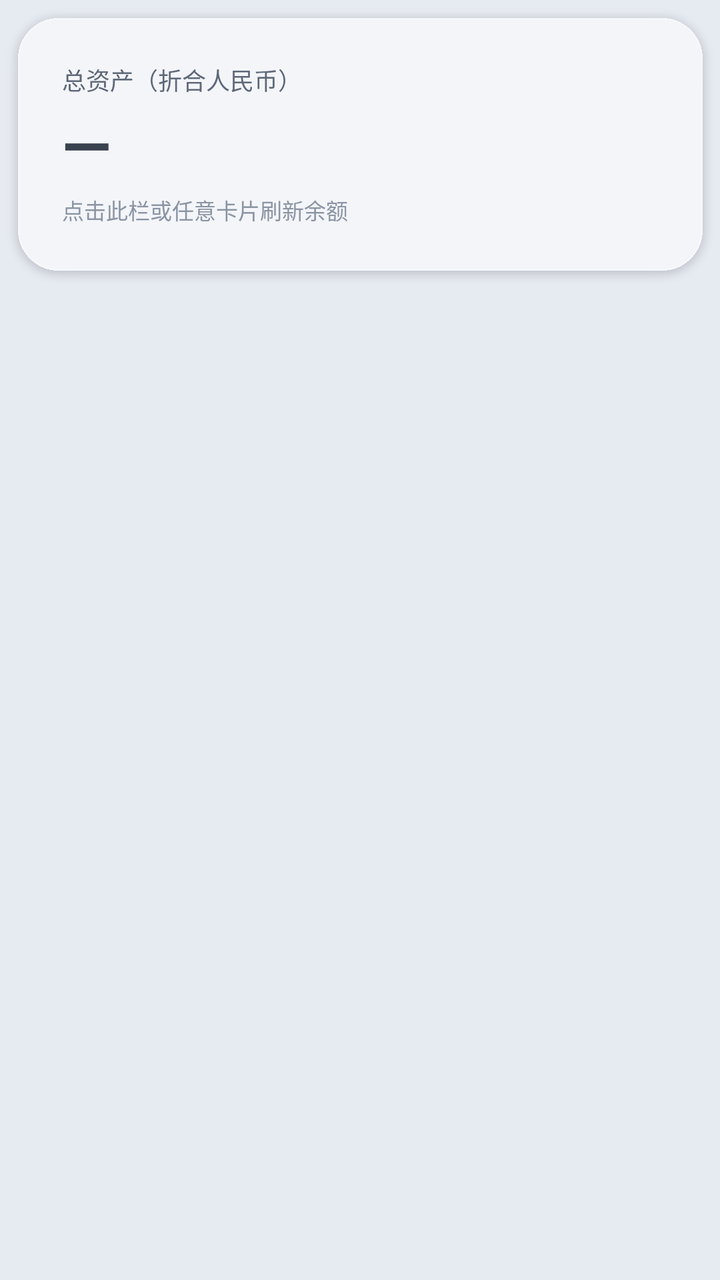
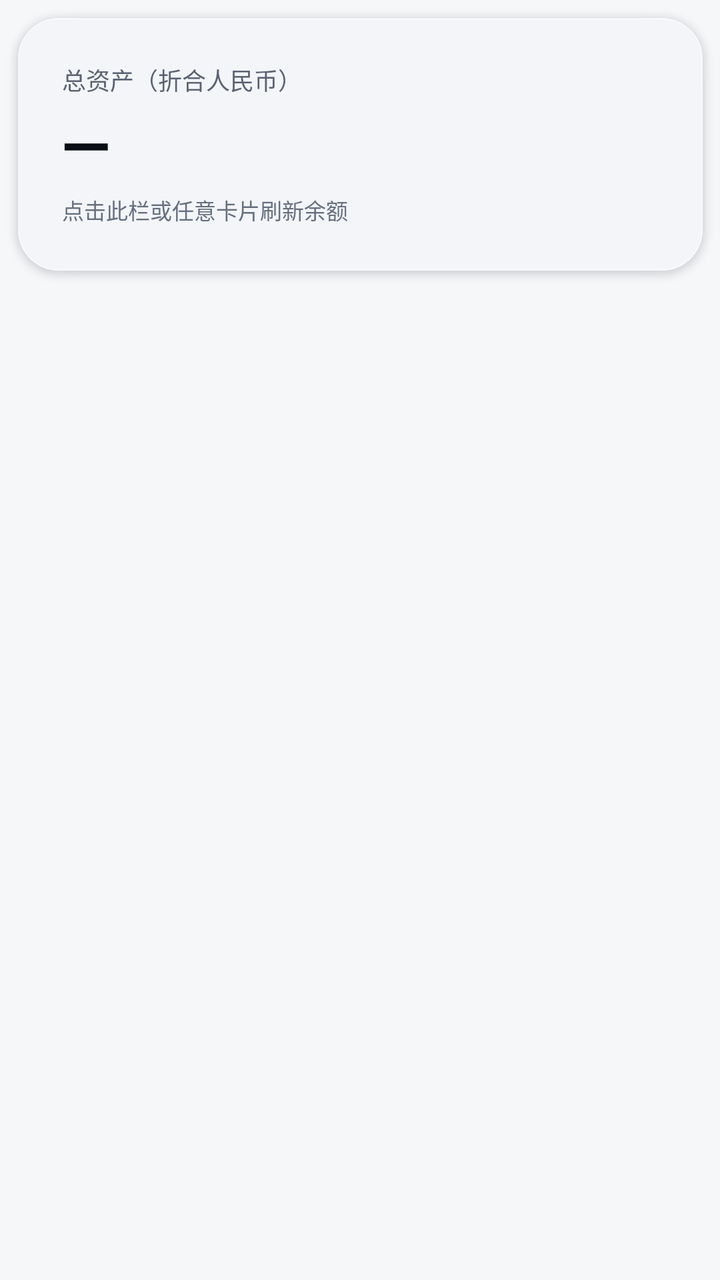

Compare the two renders of this Android layout. The source of the first and the diff that turns it into the second are given below.
<!-- AndroidManifest.xml: application theme AppTheme -->
<!-- res/layout/page_api.xml -->
<?xml version="1.0" encoding="utf-8"?>
<LinearLayout xmlns:android="http://schemas.android.com/apk/res/android"
    android:layout_width="match_parent"
    android:layout_height="wrap_content"
    android:orientation="vertical">

    
    <LinearLayout
        android:id="@+id/total_card"
        android:layout_width="match_parent"
        android:layout_height="wrap_content"
        android:orientation="vertical"
        android:background="@drawable/total_bg"
        android:padding="31dp"
        android:layout_marginBottom="13dp">

        <TextView
            android:layout_width="match_parent"
            android:layout_height="wrap_content"
            android:text="@string/main_total_label"
            android:textColor="@color/tx2"
            android:textSize="12sp" />

        <TextView
            android:id="@+id/t_total"
            android:layout_width="match_parent"
            android:layout_height="wrap_content"
            android:layout_marginTop="2dp"
            android:text="—"
            android:textColor="@color/tx"
            android:textSize="32sp"
            android:textStyle="bold" />

        <TextView
            android:id="@+id/t_sub"
            android:layout_width="match_parent"
            android:layout_height="wrap_content"
            android:layout_marginTop="3dp"
            android:text="@string/tap_refresh"
            android:textColor="@color/tx3"
            android:textSize="11sp" />
    </LinearLayout>

    
    <LinearLayout
        android:id="@+id/cards"
        android:layout_width="match_parent"
        android:layout_height="wrap_content"
        android:orientation="vertical" />
</LinearLayout>
<!-- resources referenced by this layout -->
<resources>
  <color name="tx">#39424F</color>
  <color name="tx2">#5E6878</color>
  <color name="tx3">#8A94A3</color>
  <!-- drawable total_bg: png bitmap (drawable-night-nodpi, 5127 bytes) -->
  <string name="main_total_label">总资产（折合人民币）</string>
  <string name="tap_refresh">点击此栏或任意卡片刷新余额</string>
  <style name="AppTheme" parent="@android:style/Theme.DeviceDefault.Light.NoActionBar">
          <item name="android:windowBackground">@color/bg</item>
          <item name="android:colorBackground">@color/bg</item>
          <item name="android:fitsSystemWindows">false</item>
          <item name="android:textColorPrimary">@color/tx</item>
          <item name="android:textColorSecondary">@color/tx2</item>
          
          <item name="android:alertDialogTheme">@style/AppDialogTheme</item>
      </style>
  <color name="bg">#E6EAF1</color>
  <style name="AppDialogTheme" parent="@android:style/Theme.DeviceDefault.Light.Dialog.Alert">
          <item name="android:windowAnimationStyle">@style/DialogAnim</item>
      </style>
  <style name="DialogAnim">
          <item name="android:windowEnterAnimation">@anim/dialog_in</item>
          <item name="android:windowExitAnimation">@anim/dialog_out</item>
      </style>
</resources>

<!-- the commit's change to res/layout/page_api.xml (unified diff, before → after) -->
@@ -29,7 +29,8 @@
             android:text="—"
             android:textColor="@color/tx"
             android:textSize="32sp"
-            android:textStyle="bold" />
+            android:textStyle="bold"
+            android:letterSpacing="-0.024" />
 
         <TextView
             android:id="@+id/t_sub"
<!-- resource entries referenced after the edit -->
@@ -1,8 +1,8 @@
 <!-- resources referenced by this layout -->
 <resources>
-  <color name="tx">#39424F</color>
-  <color name="tx2">#5E6878</color>
-  <color name="tx3">#8A94A3</color>
+  <color name="tx">#0B0E14</color>
+  <color name="tx2">#5A6272</color>
+  <color name="tx3">#656F7F</color>
   <!-- drawable total_bg: png bitmap (drawable-night-nodpi, 5127 bytes) -->
   <string name="main_total_label">总资产（折合人民币）</string>
   <string name="tap_refresh">点击此栏或任意卡片刷新余额</string>
@@ -15,7 +15,7 @@
           
           <item name="android:alertDialogTheme">@style/AppDialogTheme</item>
       </style>
-  <color name="bg">#E6EAF1</color>
+  <color name="bg">#F6F7F9</color>
   <style name="AppDialogTheme" parent="@android:style/Theme.DeviceDefault.Light.Dialog.Alert">
           <item name="android:windowAnimationStyle">@style/DialogAnim</item>
       </style>
